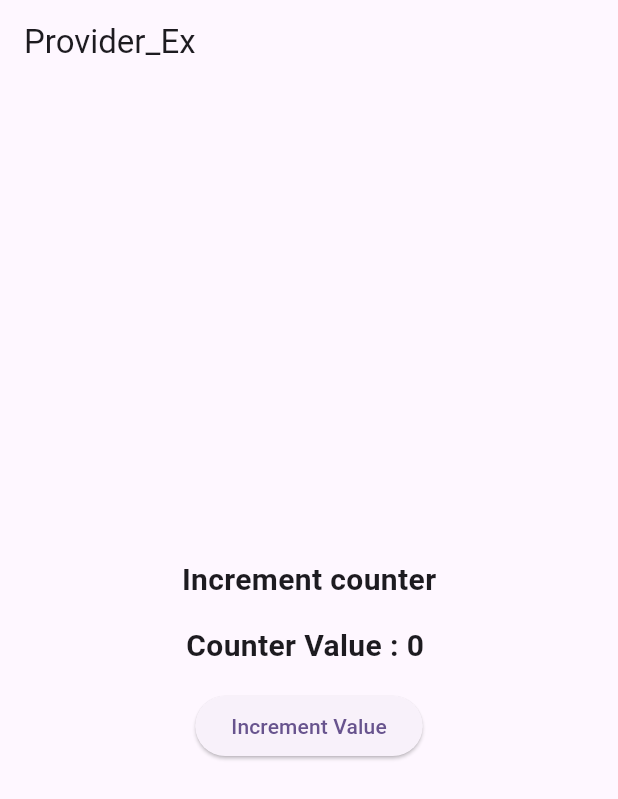
After one commit to sreedeviluminar/sep_advancedtopics, a Flutter app: the Counter_Provider_Ex screen opened directly, on a phone screen of 412 x 824 dp. The commit adds this screen. Shown: the top 799 px of the screen. Run offline on Flutter 3.47's test engine with Material 3 defaults, Android fonts, the phone set to English and light mode, and no system bars; our stand-ins replace page_transition, shared_preferences, sqflite, webview_flutter; accounts and stored records are empty.

Commit message:
initial commit

```diff
--- a/lib/search_filter.dart
+++ b/lib/search_filter.dart
@@ -44,14 +44,12 @@ class _SearchSetTextDemoState extends State<SearchSetTextDemo> {
 
   String searchText = '';
   String searchResult = '';
-
   void filterItems(String query) {
     setState(() {
       searchText = query;
       searchResult = ''; // Reset the search result when typing in the search field
     });
   }
-
   void setSearchResult(String result) {
     setState(() {
       searchResult = result;
@@ -60,9 +58,9 @@ class _SearchSetTextDemoState extends State<SearchSetTextDemo> {
 
   @override
   Widget build(BuildContext context) {
-    List<String> filteredItems = allItems
-        .where((item) => item.toLowerCase().contains(searchText.toLowerCase()))
-        .toList();
+    List<String> filteredItems = allItems.where(
+            (item) => item.toLowerCase().
+            contains(searchText.toLowerCase())).toList();
 
     return Padding(
       padding: const EdgeInsets.all(16.0),
@@ -72,7 +70,7 @@ class _SearchSetTextDemoState extends State<SearchSetTextDemo> {
             onChanged: (value) {
               filterItems(value);
             },
-            decoration: InputDecoration(
+            decoration: const InputDecoration(
               labelText: 'Search',
               hintText: 'Enter a fruit name',
               prefixIcon: Icon(Icons.search),
--- /dev/null
+++ b/lib/statemanagement/provider_ex/controller/counter_controller.dart
@@ -0,0 +1,16 @@
+import 'package:flutter/material.dart';
+import 'package:sep_advancedtopics/statemanagement/provider_ex/model/count.dart';
+
+class CounterProvier extends ChangeNotifier{
+
+  Count _incCounter = Count(0);
+
+  Count get counter_value => _incCounter;
+
+  void increment_Count(){
+    _incCounter.value++;
+    notifyListeners();
+  }
+
+
+}
--- /dev/null
+++ b/lib/statemanagement/provider_ex/model/count.dart
@@ -0,0 +1,4 @@
+class Count{
+  int value;
+  Count(this.value);
+}
--- /dev/null
+++ b/lib/statemanagement/provider_ex/provider_example_with_counter.dart
@@ -0,0 +1,49 @@
+import 'package:flutter/material.dart';
+import 'package:provider/provider.dart';
+
+import 'controller/counter_controller.dart';
+
+void main() {
+  runApp(MaterialApp(
+    home: ChangeNotifierProvider(
+        create: (context) => CounterProvier(), child: Counter_Provider_Ex()),
+  ));
+}
+
+class Counter_Provider_Ex extends StatelessWidget {
+  @override
+  Widget build(BuildContext context) {
+
+    var counterController = Provider.of<CounterProvier>(context);
+
+    return Scaffold(
+      appBar: AppBar(
+        title: const Text("Provider_Ex"),
+      ),
+      body: Center(
+        child: Column(
+          mainAxisAlignment: MainAxisAlignment.center,
+          children: [
+            const Text(
+              'Increment counter',
+              style: TextStyle(fontWeight: FontWeight.bold, fontSize: 20),
+            ),
+            const SizedBox(height: 15,),
+            Text(
+              'Counter Value : ${counterController.counter_value.value} ',
+              style: const TextStyle(
+                  fontWeight: FontWeight.bold,
+                  fontSize: 20),
+            ),
+            const SizedBox(height: 15,),
+            ElevatedButton(
+                onPressed: () {
+                  counterController.increment_Count();
+                },
+                child: const Text('Increment Value'))
+          ],
+        ),
+      ),
+    );
+  }
+}
--- a/pubspec.yaml
+++ b/pubspec.yaml
@@ -34,6 +34,7 @@ dependencies:
   sqflite: ^2.3.0
   page_transition: ^2.1.0
   webview_flutter:
+  provider: ^6.1.1
 
   # The following adds the Cupertino Icons font to your application.
   # Use with the CupertinoIcons class for iOS style icons.
```
Also changed, not shown: pubspec.lock.
